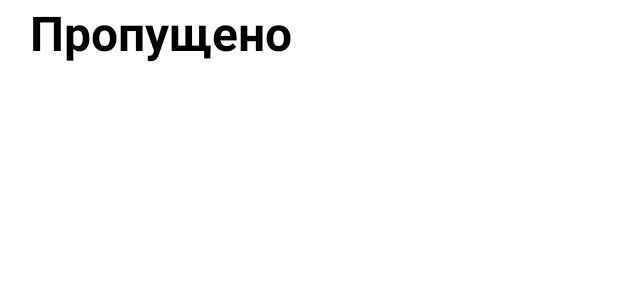
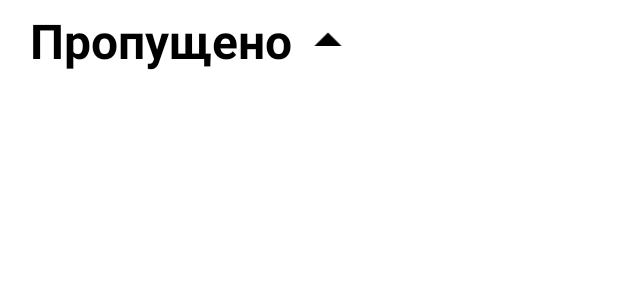
Before and after one commit to Developonz/coursework-oop, an Android app: the layout header_old_tasks_list.xml on its own in the app's theme, with its tools: preview values and no code run, on a phone screen of 412 x 824 dp. Shown: the top 300 px of the screen. Run offline under Robolectric (Android 15) with nearby library versions, the phone set to English and light mode, and no system bars.

Commit message:
concealment skipped tasks

```diff
--- a/app/src/main/java/com/example/planner/ui/tasks/BottomSheetTaskMenuInfo.java
+++ b/app/src/main/java/com/example/planner/ui/tasks/BottomSheetTaskMenuInfo.java
@@ -223,7 +223,6 @@ public class BottomSheetTaskMenuInfo extends BottomSheetDialogFragment {
         taskToUpdate.setTaskDate(selectedDate);
         taskToUpdate.setTaskTime(selectedTime);
         adapter.generateItems();
-        adapter.notifyDataSetChanged();
         dismiss();
     }
 
--- /dev/null
+++ b/app/src/main/java/com/example/planner/ui/tasks/OnItemHeaderOldRecyclerViewClickListener.java
@@ -0,0 +1,5 @@
+package com.example.planner.ui.tasks;
+
+public interface OnItemHeaderOldRecyclerViewClickListener {
+    void onItemHeaderOldClickListener();
+}
--- a/app/src/main/java/com/example/planner/ui/tasks/OnItemRecyclerClickListener.java
+++ b/app/src/main/java/com/example/planner/ui/tasks/OnItemTaskRecyclerClickListener.java
@@ -1,6 +1,6 @@
 package com.example.planner.ui.tasks;
 
-public interface OnItemRecyclerClickListener {
+public interface OnItemTaskRecyclerClickListener {
     void onItemCheckBoxClick(int position);
     void onItemViewClick(int position);
 }
--- a/app/src/main/java/com/example/planner/ui/tasks/TasksFragment.java
+++ b/app/src/main/java/com/example/planner/ui/tasks/TasksFragment.java
@@ -24,7 +24,7 @@ import com.example.planner.databinding.FragmentTasksBinding;
 import com.google.android.material.snackbar.Snackbar;
 import java.util.ArrayList;
 
-public class TasksFragment extends Fragment implements OnItemRecyclerClickListener {
+public class TasksFragment extends Fragment implements OnItemTaskRecyclerClickListener {
 
     private ArrayList<Button> categoriesBtn;
     private Button activeCategory;
--- /dev/null
+++ b/app/src/main/res/drawable/baseline_arrow_drop_up_24.xml
@@ -0,0 +1,5 @@
+<vector xmlns:android="http://schemas.android.com/apk/res/android" android:height="48dp" android:tint="#000000" android:viewportHeight="24" android:viewportWidth="24" android:width="48dp">
+
+    <path android:fillColor="@android:color/white" android:pathData="M7,14l5,-5 5,5z"/>
+
+</vector>
--- a/app/src/main/res/layout/header_old_tasks_list.xml
+++ b/app/src/main/res/layout/header_old_tasks_list.xml
@@ -3,15 +3,13 @@
     xmlns:android="http://schemas.android.com/apk/res/android"
     android:layout_width="match_parent"
     android:layout_height="wrap_content"
-    android:orientation="vertical">
-
-    <LinearLayout
-        android:layout_width="match_parent"
-        android:layout_height="wrap_content"
-        android:orientation="horizontal" >
+    android:paddingVertical="5dp"
+    android:gravity="center_vertical"
+    android:orientation="horizontal"
+    android:id="@+id/panel">
 
     <TextView
-            android:id="@+id/header_tasks"
+        android:id="@+id/header"
         android:layout_width="wrap_content"
         android:layout_height="wrap_content"
         android:text="Пропущено"
@@ -20,9 +18,10 @@
         android:textColor="@color/black"
         android:layout_marginLeft="20dp"/>
 
-    </LinearLayout>
-
-
-
+    <ImageView
+        android:id="@+id/arrow"
+        android:layout_width="wrap_content"
+        android:layout_height="match_parent"
+        android:src="@drawable/baseline_arrow_drop_up_24" />
 
 </LinearLayout>
```
Also changed, not shown: app/src/main/java/com/example/planner/ui/tasks/TasksRecyclerViewAdapter.java (+29 -23 lines). Lines whose indentation alone changed are shown as unchanged.
